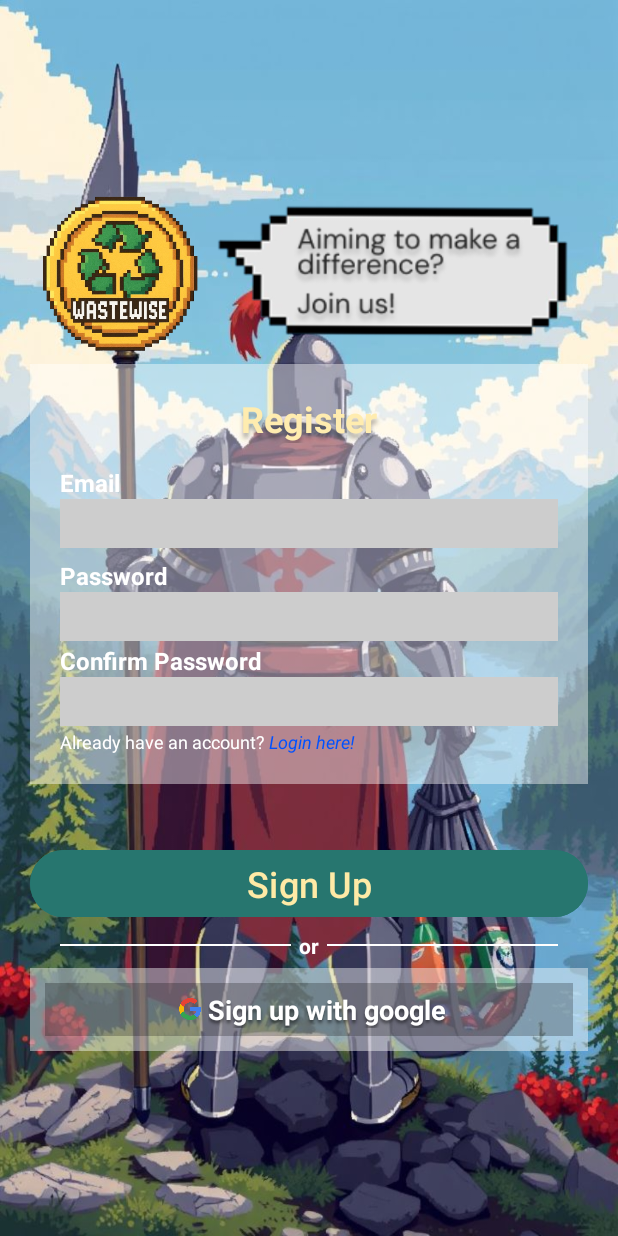
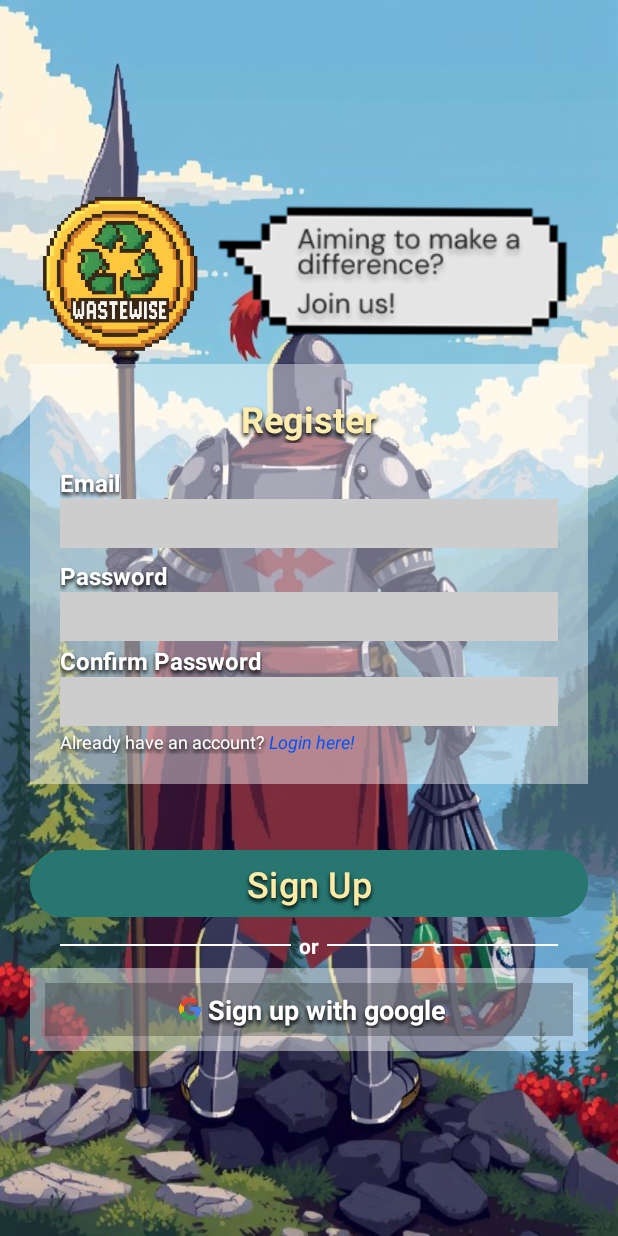
Before and after one commit to iFabsss/WasteWise, an Android app: the RegisterActivity screen opened directly, with no data from a screen before it, on a phone screen of 412 x 824 dp. Run offline under Robolectric (Android 15) with nearby library versions, the phone set to English and light mode, and no system bars; our stand-ins replace Firebase (no records; nobody signed in at launch, a user with empty details on screens opened directly).

Commit message:
Added shadows to the texts

```diff
--- a/app/src/main/java/com/example/wastewise/LoginActivity.java
+++ b/app/src/main/java/com/example/wastewise/LoginActivity.java
@@ -83,8 +83,7 @@ public class LoginActivity extends AppCompatActivity {
         });
 
         signinWithGoogle.setOnClickListener(v -> {
-
-
+            Toast.makeText(this, "Google Sign In coming soon!", Toast.LENGTH_SHORT).show();
         });
 
         createAcc.setOnClickListener(v -> {
@@ -93,7 +92,7 @@ public class LoginActivity extends AppCompatActivity {
         });
 
         forgotPw.setOnClickListener(v -> {
-            // Handle forgot password logic here
+            Toast.makeText(this, "Forgot Password coming soon!", Toast.LENGTH_SHORT).show();
         });
 
 
--- a/app/src/main/java/com/example/wastewise/RegisterActivity.java
+++ b/app/src/main/java/com/example/wastewise/RegisterActivity.java
@@ -78,7 +78,7 @@ public class RegisterActivity extends AppCompatActivity {
 
 
         signinWithGoogle.setOnClickListener(v -> {
-
+            Toast.makeText(this, "Google Sign Up coming soon!", Toast.LENGTH_SHORT).show();
         });
 
         createPlayer.setOnClickListener(v -> registerUser());
--- a/app/src/main/res/layout/activity_register.xml
+++ b/app/src/main/res/layout/activity_register.xml
@@ -46,8 +46,8 @@
                 android:textStyle="bold"
                 android:textSize="24dp"
                 android:shadowRadius="3"
-                android:shadowColor="#4D000000"
-                android:shadowDy="5"
+                android:shadowColor="@color/black"
+                android:shadowDy="3"
                 android:layout_marginBottom="15dp"/>
 
             <TextView android:id="@+id/email_tv"
@@ -56,7 +56,10 @@
                 android:text="Email"
                 android:textColor="@color/white"
                 android:textSize="16sp"
-                android:textStyle="bold"/>
+                android:textStyle="bold"
+                android:shadowRadius="3"
+                android:shadowColor="@color/black"
+                android:shadowDy="3"/>
             <EditText android:id="@+id/email_et"
                 android:layout_width="match_parent"
                 android:layout_height="wrap_content"
@@ -72,7 +75,10 @@
                 android:text="Password"
                 android:textColor="@color/white"
                 android:textSize="16sp"
-                android:textStyle="bold"/>
+                android:textStyle="bold"
+                android:shadowRadius="3"
+                android:shadowColor="@color/black"
+                android:shadowDy="3"/>
             <EditText android:id="@+id/password_et"
                 android:layout_width="match_parent"
                 android:layout_height="wrap_content"
@@ -87,7 +93,10 @@
                 android:text="Confirm Password"
                 android:textColor="@color/white"
                 android:textSize="16sp"
-                android:textStyle="bold"/>
+                android:textStyle="bold"
+                android:shadowRadius="3"
+                android:shadowColor="@color/black"
+                android:shadowDy="3"/>
             <EditText android:id="@+id/confirmPassword_et"
                 android:layout_width="match_parent"
                 android:layout_height="wrap_content"
@@ -106,7 +115,11 @@
                     android:linksClickable="true"
                     android:text="Already have an account? "
                     android:textSize="12sp"
-                    android:textColor="#FFF" />
+                    android:textColor="#FFF"
+                    android:shadowRadius="3"
+                    android:shadowColor="@color/black"
+                    android:shadowDy="3"
+                    />
                 <TextView android:id="@+id/login_tv"
                     android:layout_width="wrap_content"
                     android:layout_height="wrap_content"
@@ -129,6 +142,9 @@
             android:textColor="#FFEAA6"
             android:textSize="24sp"
             android:layout_marginTop="40dp"
+            android:shadowRadius="3"
+            android:shadowColor="@color/black"
+            android:shadowDy="3"
             />
         <LinearLayout
             android:layout_width="match_parent"
@@ -185,8 +201,8 @@
                     android:textColor="@color/white"
                     android:textStyle="bold"
                     android:textSize="18sp"
-                    android:shadowColor="#7D000000"
-                    android:shadowRadius="2"
+                    android:shadowRadius="3"
+                    android:shadowColor="@color/black"
                     android:shadowDy="3"/>
 
             </LinearLayout>
```
Also changed, not shown: app/src/main/res/layout/activity_login.xml (+18 -7 lines), app/src/main/res/layout/activity_startup.xml (+14 -5 lines), app/src/main/res/layout/fragment_home.xml (+18 -5 lines).
